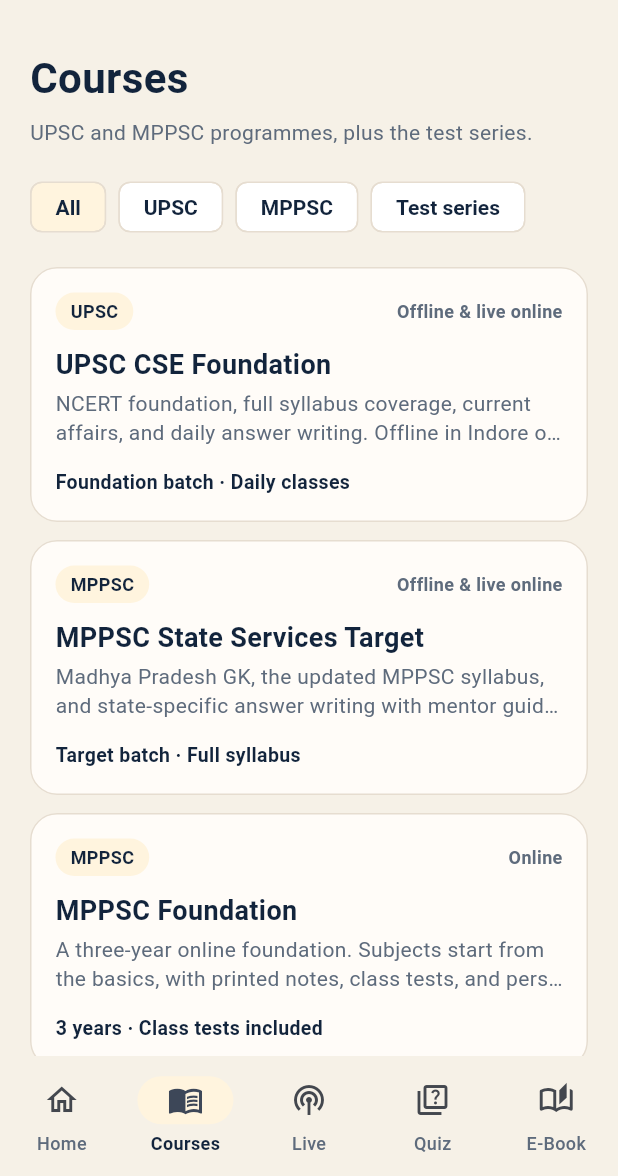
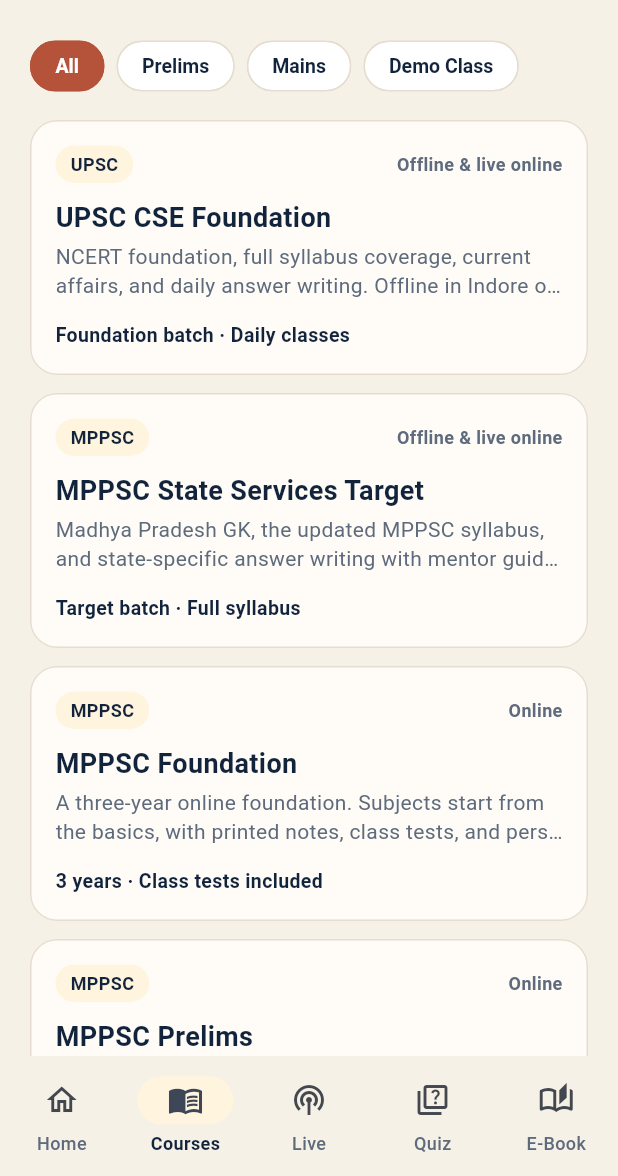
Before and after one commit to ritesh14321/aagaaz-institute-app, a Flutter app: the InstituteShell screen opened directly, item 2 of the bottom bar chosen, on a phone screen of 412 x 824 dp, the part 60-1236 px from its top. Run offline on Flutter 3.47's test engine with Material 3 defaults, Android fonts, the phone set to English and light mode, and no system bars.

Commit message:
Update courses_screen.dart

```diff
--- a/lib/screens/courses_screen.dart
+++ b/lib/screens/courses_screen.dart
@@ -2,11 +2,10 @@ import 'package:flutter/material.dart';
 
 import '../data/catalog.dart';
 import '../models/course.dart';
+import '../state/institute_store.dart';
 import '../theme/app_colors.dart';
 import '../widgets/course_card.dart';
 import 'course_detail_screen.dart';
-
-enum _CourseFilter { all, upsc, mppsc, tests }
 
 class CoursesScreen extends StatefulWidget {
   const CoursesScreen({super.key});
@@ -16,71 +15,96 @@ class CoursesScreen extends StatefulWidget {
 }
 
 class _CoursesScreenState extends State<CoursesScreen> {
-  var _filter = _CourseFilter.all;
+  static const _filters = ['All', 'Prelims', 'Mains', 'Demo Class'];
+  var _selectedIndex = 0;
+
+  bool _matchesFilter(Course course, String filter) {
+    if (filter == 'All') return true;
+    final haystack = '${course.id} ${course.title}'.toLowerCase();
+    if (filter == 'Prelims') {
+      return haystack.contains('prelims') || haystack.contains('foundation');
+    }
+    if (filter == 'Mains') {
+      return haystack.contains('mains') || haystack.contains('foundation');
+    }
+    if (filter == 'Demo Class') {
+      return haystack.contains('demo') ||
+          haystack.contains('foundation') ||
+          haystack.contains('prelims');
+    }
+    return true;
+  }
 
   @override
   Widget build(BuildContext context) {
-    final courses = Catalog.courses.where((course) {
-      return switch (_filter) {
-        _CourseFilter.all => true,
-        _CourseFilter.upsc => course.track == ExamTrack.upsc,
-        _CourseFilter.mppsc => course.track == ExamTrack.mppsc,
-        _CourseFilter.tests => course.track == ExamTrack.testSeries,
-      };
-    }).toList();
+    final store = InstituteScope.of(context);
+    final isDark = store.isDarkMode;
+    final selectedFilter = _filters[_selectedIndex];
 
-    return SafeArea(
-      child: ListView(
-        padding: const EdgeInsets.fromLTRB(20, 16, 20, 24),
+    final filtered = Catalog.courses
+        .where((c) => _matchesFilter(c, selectedFilter))
+        .toList();
+
+    final courses = filtered.isEmpty ? Catalog.courses : filtered;
+
+    final chipBg = isDark ? const Color(0xFF1E1D1B) : Colors.white;
+    final borderCol = isDark ? const Color(0xFF322F2C) : AppColors.line;
+    final primaryText = isDark ? const Color(0xFFF5F2EE) : AppColors.ink;
+
+    return Column(
       children: [
-          const Text(
-            'Courses',
-            style: TextStyle(
-              color: AppColors.ink,
-              fontSize: 28,
-              fontWeight: FontWeight.w700,
+        SizedBox(
+          height: 52,
+          child: ListView.separated(
+            scrollDirection: Axis.horizontal,
+            padding: const EdgeInsets.fromLTRB(20, 8, 20, 4),
+            itemCount: _filters.length,
+            separatorBuilder: (_, __) => const SizedBox(width: 8),
+            itemBuilder: (context, index) {
+              final label = _filters[index];
+              final selected = _selectedIndex == index;
+              return ChoiceChip(
+                label: Text(label),
+                selected: selected,
+                onSelected: (_) => setState(() => _selectedIndex = index),
+                selectedColor: AppColors.clay,
+                backgroundColor: chipBg,
+                labelStyle: TextStyle(
+                  color: selected ? Colors.white : primaryText,
+                  fontSize: 13,
+                  fontWeight: FontWeight.w600,
                 ),
+                side: BorderSide(
+                  color: selected ? AppColors.clay : borderCol,
                 ),
-          const SizedBox(height: 6),
-          const Text(
-            'UPSC and MPPSC programmes, plus the test series.',
-            style: TextStyle(color: AppColors.muted, height: 1.4),
-          ),
-          const SizedBox(height: 16),
-          Wrap(
-            spacing: 8,
-            runSpacing: 8,
-            children: [
-              _chip('All', _CourseFilter.all),
-              _chip('UPSC', _CourseFilter.upsc),
-              _chip('MPPSC', _CourseFilter.mppsc),
-              _chip('Test series', _CourseFilter.tests),
-            ],
-          ),
-          const SizedBox(height: 16),
-          for (var i = 0; i < courses.length; i++) ...[
-            CourseCard(
-              course: courses[i],
-              onTap: () {
-                Navigator.of(context).push(
-                  MaterialPageRoute<void>(
-                    builder: (_) => CourseDetailScreen(courseId: courses[i].id),
+                shape: RoundedRectangleBorder(
+                  borderRadius: BorderRadius.circular(999),
                 ),
               );
             },
           ),
-            if (i != courses.length - 1) const SizedBox(height: 12),
-          ],
-        ],
+        ),
+        Expanded(
+          child: ListView.separated(
+            padding: const EdgeInsets.fromLTRB(20, 12, 20, 24),
+            itemCount: courses.length,
+            separatorBuilder: (_, __) => const SizedBox(height: 12),
+            itemBuilder: (context, index) {
+              final course = courses[index];
+              return CourseCard(
+                course: course,
+                onTap: () {
+                  Navigator.of(context).push(
+                    MaterialPageRoute<void>(
+                      builder: (_) => CourseDetailScreen(courseId: course.id),
                     ),
                   );
-  }
-
-  Widget _chip(String label, _CourseFilter filter) {
-    return FilterChip(
-      label: Text(label),
-      selected: _filter == filter,
-      onSelected: (_) => setState(() => _filter = filter),
+                },
+              );
+            },
+          ),
+        ),
+      ],
     );
   }
 }
```
Lines whose indentation alone changed are shown as unchanged.
